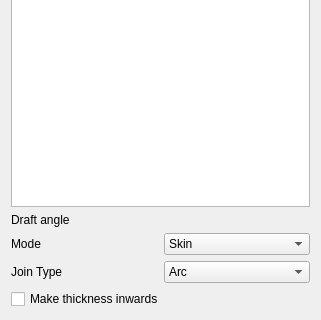
berndhahnebach/All_FreeCAD, file src/Mod/PartDesign/Gui/TaskThicknessParameters.ui: the form before one commit; both pictures show x 0 to 321 and y 189 to 509 of the 321 by 509 pixel window.
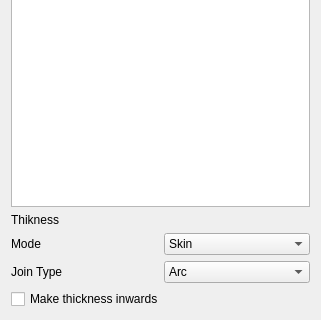
The form after the commit. Custom widgets are drawn as their Qt base class.

Commit message: PartDesign/TaskThicknessParameters: fix copy-paste mistake in dialog

The edit to the form file:
```diff
--- a/src/Mod/PartDesign/Gui/TaskThicknessParameters.ui
+++ b/src/Mod/PartDesign/Gui/TaskThicknessParameters.ui
@@ -46,7 +46,7 @@
      <item row="0" column="0">
       <widget class="QLabel" name="label">
        <property name="text">
-        <string>Draft angle</string>
+        <string>Thikness</string>
        </property>
       </widget>
      </item>
```
